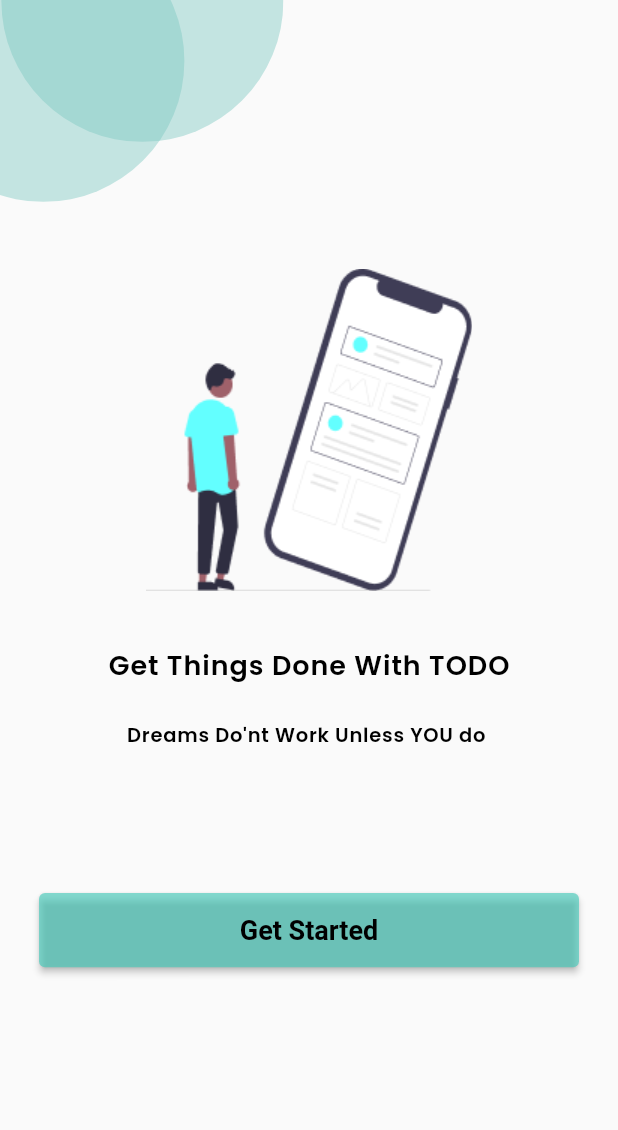
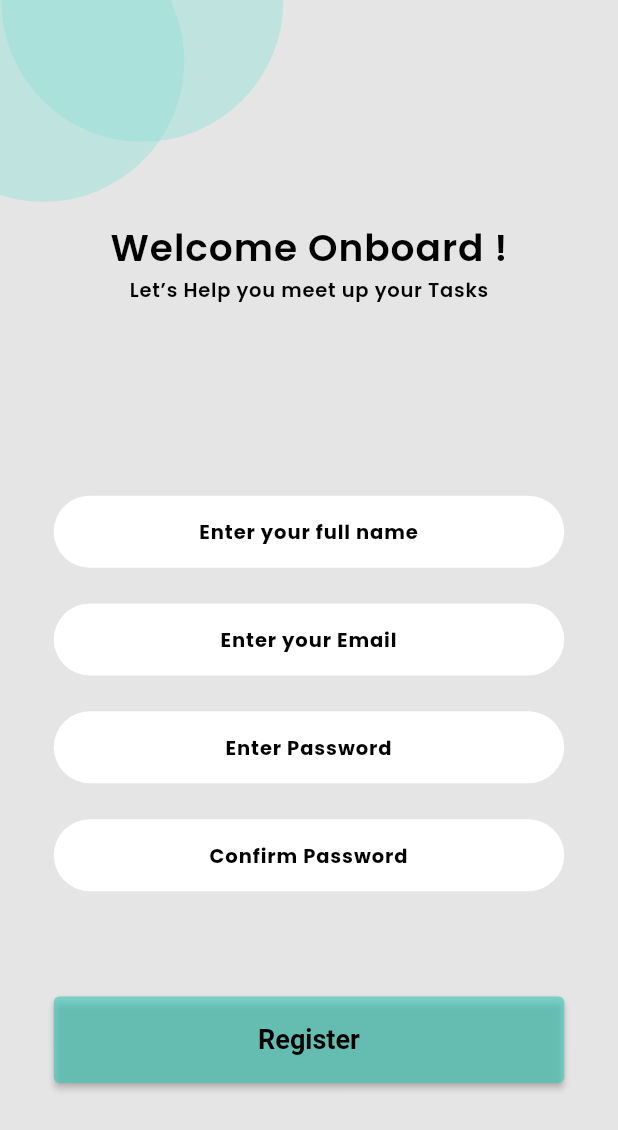
Before and after one commit to HussnulMaab192/Birthday-Reminder-, a Flutter app: the screen it shows after launch, after a tap on "Get Started", on a phone screen of 412 x 824 dp. Shown: the top 1130 px of the screen. Run offline on Flutter 3.47's test engine with Material 2 defaults, Android fonts, the phone set to English and light mode, and no system bars; our stand-ins replace flutter_screenutil, flutter_svg, get, google_fonts, google_mobile_ads, sqflite; accounts and stored records are empty.

Commit message:
add : db and controller

```diff
--- a/lib/components/custom_button.dart
+++ b/lib/components/custom_button.dart
@@ -6,7 +6,7 @@ Widget myButton({required String text, required void Function()? onPressed}) {
       style: ButtonStyle(
         backgroundColor: MaterialStateProperty.all(
             const Color(0xff3DC9B8).withOpacity(0.62)),
-        minimumSize: MaterialStateProperty.all(Size(360, Get.height * 0.06)),
+        minimumSize: MaterialStateProperty.all(Size(360, Get.height * 0.07)),
         // Background color
       ),
       onPressed: onPressed,
--- /dev/null
+++ b/lib/components/custom_field.dart
@@ -0,0 +1,27 @@
+import 'package:flutter/material.dart';
+import 'package:flutter_screenutil/flutter_screenutil.dart';
+import 'package:google_fonts/google_fonts.dart';
+
+Widget customTextField(String txt) {
+  return Padding(
+    padding: EdgeInsets.symmetric(horizontal: 30.h, vertical: 10.h),
+    child: Container(
+      decoration: BoxDecoration(
+          color: Colors.white, borderRadius: BorderRadius.circular(35)),
+      child: TextFormField(
+        textAlign: TextAlign.center,
+        decoration: InputDecoration(
+          hintText: txt,
+          border: InputBorder.none,
+          hintStyle: GoogleFonts.poppins(
+            textStyle: const TextStyle(
+                fontSize: 13,
+                fontWeight: FontWeight.bold,
+                color: Colors.black,
+                letterSpacing: .6),
+          ),
+        ),
+      ),
+    ),
+  );
+}
--- a/lib/main.dart
+++ b/lib/main.dart
@@ -1,16 +1,24 @@
+import 'package:birthday_reminder/screens/googleAd.dart';
 import 'package:flutter/material.dart';
 import 'package:flutter_screenutil/flutter_screenutil.dart';
 import 'package:get/get.dart';
+import 'package:google_mobile_ads/google_mobile_ads.dart';
 import 'screens/splash.dart';
 
-void main() {
-  runApp(const MyApp());
+void main() async {
+  WidgetsFlutterBinding.ensureInitialized();
+  await MobileAds.instance.initialize();
+  runApp(MyApp());
 }
 
-class MyApp extends StatelessWidget {
-  const MyApp({Key? key}) : super(key: key);
+class MyApp extends StatefulWidget {
+  MyApp({Key? key}) : super(key: key);
 
-  // This widget is the root of your application.
+  @override
+  State<MyApp> createState() => _MyAppState();
+}
+
+class _MyAppState extends State<MyApp> {
   @override
   Widget build(BuildContext context) {
     return ScreenUtilInit(
--- a/lib/screens/home/home.dart
+++ b/lib/screens/home/home.dart
@@ -4,6 +4,8 @@ import 'package:flutter/material.dart';
 import 'package:flutter_screenutil/flutter_screenutil.dart';
 import 'package:flutter_svg/svg.dart';
 import 'package:get/get.dart';
+
+import '../welcome/welcome_on_board.dart';
 
 class Home extends StatefulWidget {
   const Home({Key? key}) : super(key: key);
@@ -16,10 +18,10 @@ class _HomeState extends State<Home> {
   @override
   Widget build(BuildContext context) {
     return Scaffold(
+      backgroundColor: const Color(0xffE5E5E5),
       body: Stack(children: [
         SvgPicture.asset(
           "assets/svg/corner.svg",
-          color: Colors.teal.withOpacity(0.5),
         ),
         Column(
           mainAxisAlignment: MainAxisAlignment.center,
@@ -43,12 +45,17 @@ class _HomeState extends State<Home> {
             SizedBox(
               height: 80.h,
             ),
-            myButton(text: "Get Started", onPressed: () {})
+            Padding(
+              padding: EdgeInsets.symmetric(horizontal: 30.h, vertical: 30.w),
+              child: myButton(
+                  text: "Get Started",
+                  onPressed: () {
+                    Get.to(const WelcomeOnBoard());
+                  }),
+            )
           ],
         ),
       ]),
     );
   }
-  // hell0 with new window !
-
 }
--- a/lib/screens/splash.dart
+++ b/lib/screens/splash.dart
@@ -4,9 +4,10 @@ import 'package:flutter/material.dart';
 import 'package:flutter_screenutil/flutter_screenutil.dart';
 import 'package:flutter_svg/svg.dart';
 import 'package:get/get.dart';
-import 'package:google_fonts/google_fonts.dart';
+import 'package:google_mobile_ads/google_mobile_ads.dart';
 
 import '../components/constants.dart';
+import 'googleAd.dart';
 import 'home/home.dart';
 
 class Splash extends StatefulWidget {
@@ -17,16 +18,45 @@ class Splash extends StatefulWidget {
 }
 
 class _SplashState extends State<Splash> {
-  @override
-  void initState() {
-    super.initState();
-    gotoPage();
-  }
-
   gotoPage() async {
     await Future.delayed(const Duration(seconds: 3));
     Get.to(const Home());
   }
+
+  late BannerAd _bottomBannerAd;
+
+  final bool _isBottomBannerAdLoaded = false;
+  @override
+  void initState() {
+    super.initState();
+    // _createBottomBannerAd();
+    gotoPage();
+  }
+
+  // void _createBottomBannerAd() {
+  //   _bottomBannerAd = BannerAd(
+  //     adUnitId: AdHelper.bannerAdUnitId,
+  //     size: AdSize.banner,
+  //     request: AdRequest(),
+  //     listener: BannerAdListener(
+  //       onAdLoaded: (_) {
+  //         setState(() {
+  //           _isBottomBannerAdLoaded = true;
+  //         });
+  //       },
+  //       onAdFailedToLoad: (ad, error) {
+  //         ad.dispose();
+  //       },
+  //     ),
+  //   );
+  //   _bottomBannerAd.load();
+  // }
+
+  // @override
+  // void dispose() {
+  //   super.dispose();
+  //   _bottomBannerAd.dispose();
+  // }
 
   @override
   Widget build(BuildContext context) {
@@ -35,8 +65,9 @@ class _SplashState extends State<Splash> {
         body: Stack(
           clipBehavior: Clip.none,
           children: [
-            SvgPicture.asset("assets/svg/corner.svg",
-                color: Colors.teal.withOpacity(0.5)),
+            SvgPicture.asset(
+              "assets/svg/corner.svg",
+            ),
             Positioned(
               top: 270.h,
               left: 50.w,
@@ -54,6 +85,13 @@ class _SplashState extends State<Splash> {
               ),
             ),
           ],
-        ));
+        ),
+        bottomNavigationBar: _isBottomBannerAdLoaded
+            ? Container(
+                height: _bottomBannerAd.size.height.toDouble(),
+                width: _bottomBannerAd.size.width.toDouble(),
+                child: AdWidget(ad: _bottomBannerAd),
+              )
+            : null);
   }
 }
--- /dev/null
+++ b/lib/screens/welcome/welcome_on_board.dart
@@ -0,0 +1,62 @@
+import 'package:birthday_reminder/components/custom_field.dart';
+import 'package:flutter/material.dart';
+import 'package:flutter_screenutil/flutter_screenutil.dart';
+import 'package:flutter_svg/svg.dart';
+import 'package:get/get.dart';
+
+import '../../components/constants.dart';
+import '../../components/custom_button.dart';
+
+class WelcomeOnBoard extends StatefulWidget {
+  const WelcomeOnBoard({Key? key}) : super(key: key);
+
+  @override
+  State<WelcomeOnBoard> createState() => _WelcomeOnBoardState();
+}
+
+class _WelcomeOnBoardState extends State<WelcomeOnBoard> {
+  @override
+  Widget build(BuildContext context) {
+    return Scaffold(
+      backgroundColor: const Color(0xffE5E5E5),
+      body: Stack(children: [
+        SvgPicture.asset(
+          "assets/svg/corner.svg",
+        ),
+        Column(
+          mainAxisAlignment: MainAxisAlignment.center,
+          children: [
+            SizedBox(
+                height: 180.h,
+                width: Get.width,
+                child: Column(
+                  mainAxisAlignment: MainAxisAlignment.center,
+                  children: [
+                    heading(text: "Welcome Onboard !"),
+                    subHeading(text: "Let’s Help you meet up your Tasks")
+                  ],
+                )),
+            SizedBox(
+              height: 30.h,
+            ),
+            Column(
+              children: [
+                customTextField("Enter your full name"),
+                customTextField("Enter your Email"),
+                customTextField("Enter Password"),
+                customTextField("Confirm Password"),
+              ],
+            ),
+            SizedBox(
+              height: 20.h,
+            ),
+            Padding(
+              padding: EdgeInsets.symmetric(horizontal: 30.h, vertical: 30.w),
+              child: myButton(text: "Register", onPressed: () {}),
+            )
+          ],
+        ),
+      ]),
+    );
+  }
+}
--- a/pubspec.yaml
+++ b/pubspec.yaml
@@ -38,6 +38,8 @@ dependencies:
   google_fonts: ^3.0.1
   flutter_screenutil: ^5.6.0
   get: ^4.6.5
+  google_mobile_ads: ^2.3.0
+  sqflite: ^2.2.0+3
 dev_dependencies:
   flutter_test:
     sdk: flutter
```
Also changed, not shown: lib/controllers/add_task_controller.dart (added, +37 -0 lines), lib/db/db_helper.dart (added, +53 -0 lines), lib/models/task_model.dart (added, +54 -0 lines), lib/screens/googleAd.dart (added, +11 -0 lines), pubspec.lock, 4 other files.
